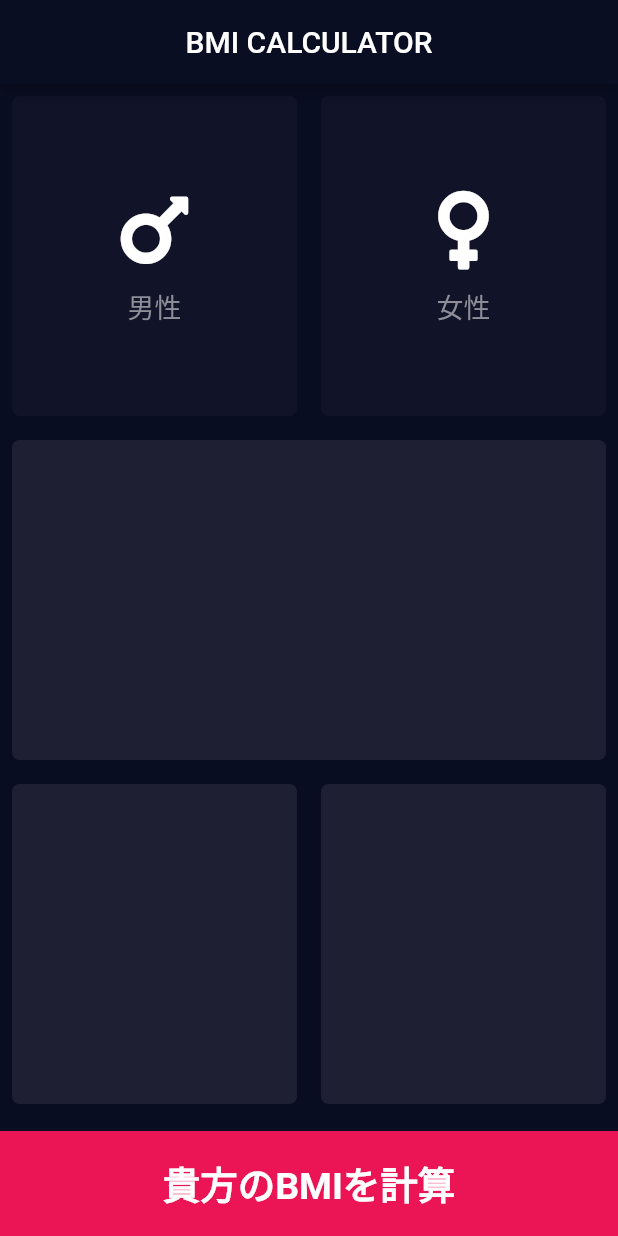
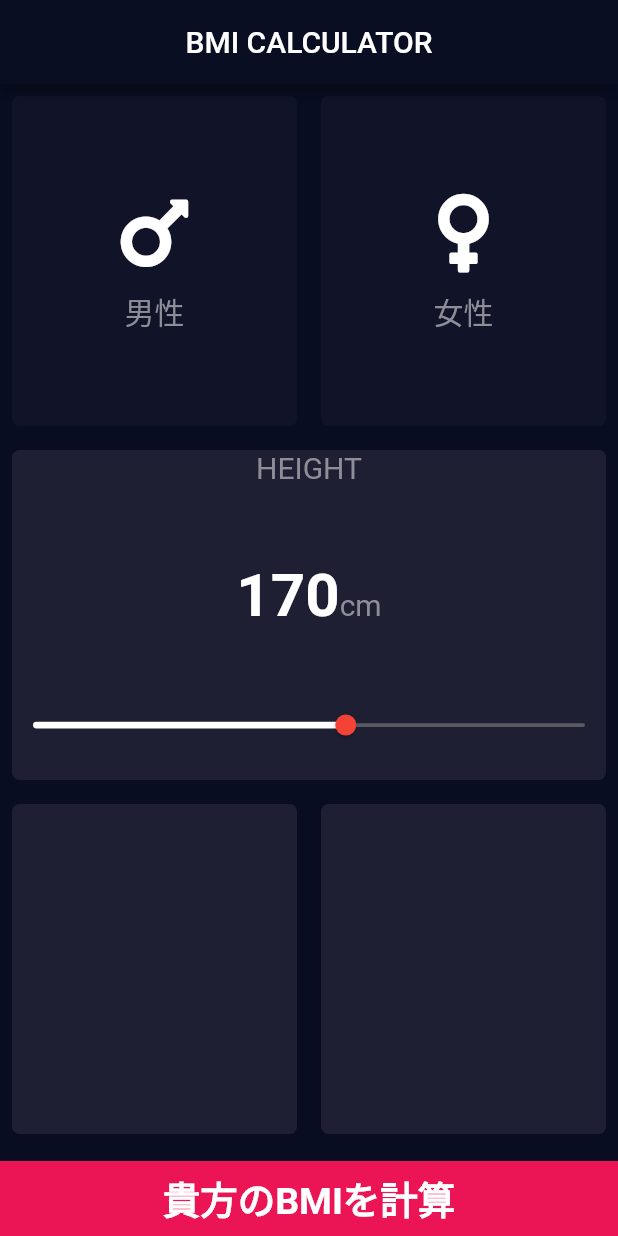
Before and after one commit to haguremon/bml_calculator_app, a Flutter app: the screen it shows after launch, on a phone screen of 412 x 824 dp. Run offline on Flutter 3.47's test engine with Material 2 defaults, Android fonts, the phone set to English and light mode, and no system bars; our stand-ins replace font_awesome_flutter.

Commit message:
SliderThemeを使って特定のWidgetのSliderをカスタマイズした

```diff
--- /dev/null
+++ b/lib/consts.dart
@@ -0,0 +1,17 @@
+import 'package:flutter/material.dart';
+//複数同じだと一箇所を変えるだけでいいからこうしてる
+
+const kBottomContainerheight = 50.0;
+const kActiveCardColor = Color(0xFF1E1F32);
+const kInactiveCardColor = Color(0xFF111328);
+const kBottomContainerColor = Color(0xFFEB1455);
+
+const TextStyle kLabelTextStyle = TextStyle(
+  fontSize: 20,
+   color: Color(0xFF8D8E98)
+  );
+
+  const TextStyle kNumberTextStyle = TextStyle(
+  fontSize: 40,
+  fontWeight: FontWeight.w700
+  );
--- a/lib/icon_content.dart
+++ b/lib/icon_content.dart
@@ -1,9 +1,6 @@
 import 'package:flutter/material.dart';
-//コンポーネントで独立性があるって認識
-const TextStyle _textTitleTextStyle = TextStyle(
-  fontSize: 18,
-   color: Color(0xFF8D8E98)
-  );
+import 'consts.dart';
+
 // ignore: use_key_in_widget_constructors
 class IconContent extends StatelessWidget {
   final String textTitle;
@@ -24,7 +21,7 @@ class IconContent extends StatelessWidget {
         const SizedBox(height: 8),
         Text(
           textTitle,
-          style:  _textTitleTextStyle,
+          style:  kLabelTextStyle,
         ),
       ],
     );
--- a/lib/input_page.dart
+++ b/lib/input_page.dart
@@ -2,11 +2,7 @@ import 'package:flutter/material.dart';
 import 'package:font_awesome_flutter/font_awesome_flutter.dart';
 import 'reusable_card.dart';
 import 'icon_content.dart';
-
-const bottomContainerheight = 70.0;
-const activeCardColor = Color(0xFF1E1F32); //複数同じだと一箇所を変えるだけでいいからこうしてる
-const inactiveCardColor = Color(0xFF111328);
-const bottomContainerColor = Color(0xFFEB1455);
+import 'consts.dart';
 
 enum Gender {
   male,
@@ -20,30 +16,8 @@ class InputPage extends StatefulWidget {
 }
 
 class _InputPageState extends State<InputPage> {
-  // Color maleCardColor = inactiveCardColor;
-  // Color femaleCardColor = inactiveCardColor;
-
-  Gender? selectedGender;
-
-  // void updateColor(Gender gender) {
-  //   _maleCardColor =
-  //       gender == Gender.male ? activeCardColor : inactiveCardColor;
-
-  //   _femaleCardColor =
-  //       gender == Gender.female ? activeCardColor : inactiveCardColor;
-
-  //   //三項演算子よりはswitchの方が好きだけどね。。。
-  //   // switch (gender) {
-  //   //   case Gender.male:
-  //   //     maleCardColor = activeCardColor;
-  //   //     femaleCardColor = inactiveCardColor;
-  //   //     break;
-  //   //   case Gender.female:
-  //   //     femaleCardColor = activeCardColor;
-  //   //     maleCardColor = inactiveCardColor;
-  //   //     break;
-  //   // }
-  // }
+  Gender? _selectedGender;
+  int _height = 170;
 
   @override
   Widget build(BuildContext context) {
@@ -52,18 +26,24 @@ class _InputPageState extends State<InputPage> {
         centerTitle: true,
         title: const Text('BMI CALCULATOR'),
       ),
-      body: Column(children: [
+      body: Column(
+        crossAxisAlignment: CrossAxisAlignment.stretch,
+
+
+         children: [
         Expanded(
           child: Row(
             children: <Widget>[
               Expanded(
                 child: ReusableCard(
-                  onPress: (){
+                  onPress: () {
                     setState(() {
-                       selectedGender = Gender.male;
+                      _selectedGender = Gender.male;
                     });
                   },
-                    color:  selectedGender == Gender.male ?   activeCardColor : inactiveCardColor,
+                  color: _selectedGender == Gender.male
+                      ? kActiveCardColor
+                      : kInactiveCardColor,
                   cardChild: const IconContent(
                     textTitle: '男性',
                     iconData: FontAwesomeIcons.mars,
@@ -73,12 +53,14 @@ class _InputPageState extends State<InputPage> {
               Expanded(
                 //GestureDetectorをReusableCardの方に埋め込む事によって見やすくなった Functionクラスを引数として使える
                 child: ReusableCard(
-                  onPress: (){
+                    onPress: () {
                       setState(() {
-                       selectedGender = Gender.male;
+                        _selectedGender = Gender.male;
                       });
                     },
-                    color: selectedGender == Gender.female ?   activeCardColor : inactiveCardColor,
+                    color: _selectedGender == Gender.female
+                        ? kActiveCardColor
+                        : kInactiveCardColor,
                     cardChild: const IconContent(
                       textTitle: '女性',
                       iconData: FontAwesomeIcons.venus,
@@ -87,17 +69,79 @@ class _InputPageState extends State<InputPage> {
             ],
           ),
         ),
+        Expanded(
+          child: ReusableCard(
+            color: kActiveCardColor,
+            cardChild: Column(
+                mainAxisAlignment: MainAxisAlignment.center,
+                children: <Widget>[
                   const Expanded(
-          child: ReusableCard(color: activeCardColor),
+                     child: Text(
+
+                      'HEIGHT',
+                      style: kLabelTextStyle,
+                                     ),
+                   ),
+                  Expanded(
+                    child: Row(
+                      mainAxisAlignment: MainAxisAlignment.center,
+                      crossAxisAlignment: CrossAxisAlignment.baseline,
+                      textBaseline: TextBaseline.alphabetic, //ベースラインを揃えるだけ
+                      children: <Widget>[
+                        Text(
+                          _height.toString(),
+                          style: kNumberTextStyle,
+                        ),
+                        const Text(
+                          'cm',
+                          style: kLabelTextStyle,
+                        ),
+                      ],
+                    ),
+                  ),
+                  Expanded(
+                    //特定のコンポーネントにThemeを指定
+                    child: SliderTheme(
+                      data:SliderTheme.of(context).copyWith(
+                        trackHeight: 2.5,
+                        activeTrackColor:Colors.white,
+                        inactiveTrackColor: const Color.fromARGB(119, 158, 158, 158),
+                        thumbShape: const RoundSliderThumbShape(
+                          enabledThumbRadius: 7,
+                        ),
+                         thumbColor: Colors.red,
+
+                        overlayShape: const RoundSliderOverlayShape(
+                          overlayRadius: 14,
+                        ),
+                      overlayColor: const Color.fromARGB(91, 244, 67, 54),
+
+                      ),
+                      child: Slider(
+                        min: 0,
+                        max: 300,
+                        value: _height.toDouble(),
+                        onChanged: (double newValue) {
+                          setState(() {
+                            _height = newValue.round();
+                          });
+                        },
+
+
+                      ),
+                    ),
+                  )
+                ]),
+          ),
         ),
         Expanded(
           child: Row(
             children: const [
               Expanded(
-                child: ReusableCard(color: activeCardColor),
+                child: ReusableCard(color: kActiveCardColor),
               ),
               Expanded(
-                child: ReusableCard(color: activeCardColor),
+                child: ReusableCard(color: kActiveCardColor),
               ),
             ],
           ),
@@ -113,10 +157,10 @@ class _InputPageState extends State<InputPage> {
               ),
             ),
           ),
-          color: bottomContainerColor,
+          color: kBottomContainerColor,
           margin: const EdgeInsets.only(top: 10),
           width: double.infinity,
-          height: bottomContainerheight,
+          height: kBottomContainerheight,
         )
       ]),
     );
--- a/lib/main.dart
+++ b/lib/main.dart
@@ -17,6 +17,25 @@ class BMICalculator extends StatelessWidget {
         //  textTheme: const TextTheme(
         //    bodyText2: TextStyle(color: Colors.white) //ダークモードなのでテキストの色を変更しなくてもいい
         //    ),
+        /*//sliderのテーマが統一できる
+              sliderTheme: SliderTheme.of(context).copyWith(
+                        trackHeight: 2.5,
+                        activeTrackColor:Colors.white,
+                        inactiveTrackColor: const Color.fromARGB(119, 158, 158, 158),
+                        thumbShape: const RoundSliderThumbShape(
+                          enabledThumbRadius: 7,
+                        ),
+                         thumbColor: Colors.red,
+
+                        overlayShape: const RoundSliderOverlayShape(
+                          overlayRadius: 14,
+                        ),
+                      overlayColor: const Color.fromARGB(91, 244, 67, 54),
+
+                      ),
+
+        */
+
       ),
       home: InputPage(),
     );
```
Lines whose indentation alone changed are shown as unchanged.
